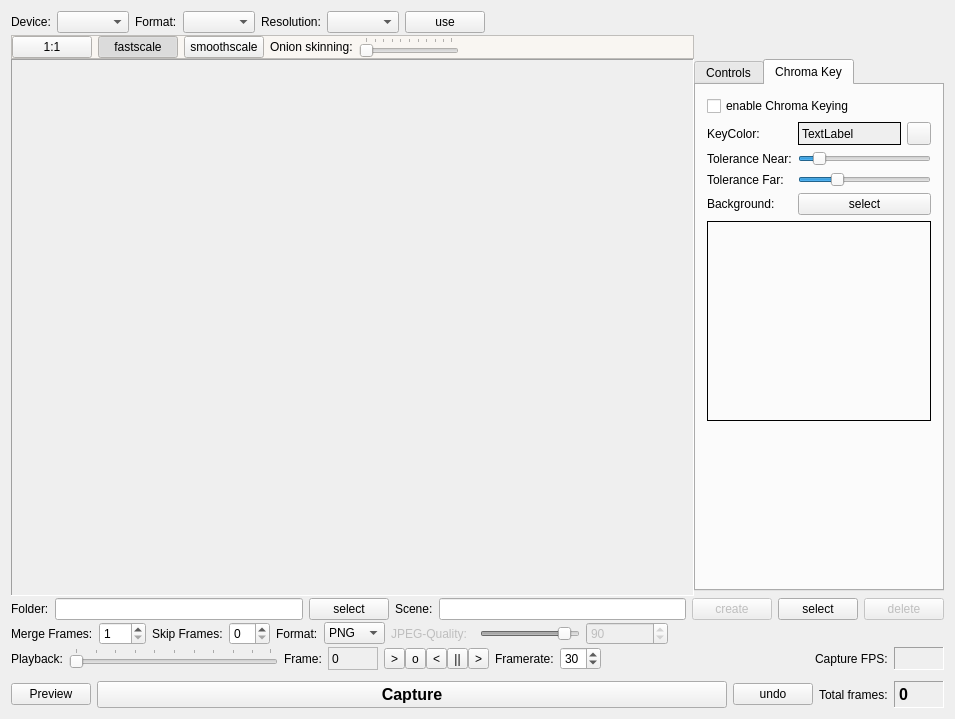
Above: video/StopMoCap/trunk/gui/stopmocap.ui from pfedick/openstopmotion before the change. Below: the same form after it.
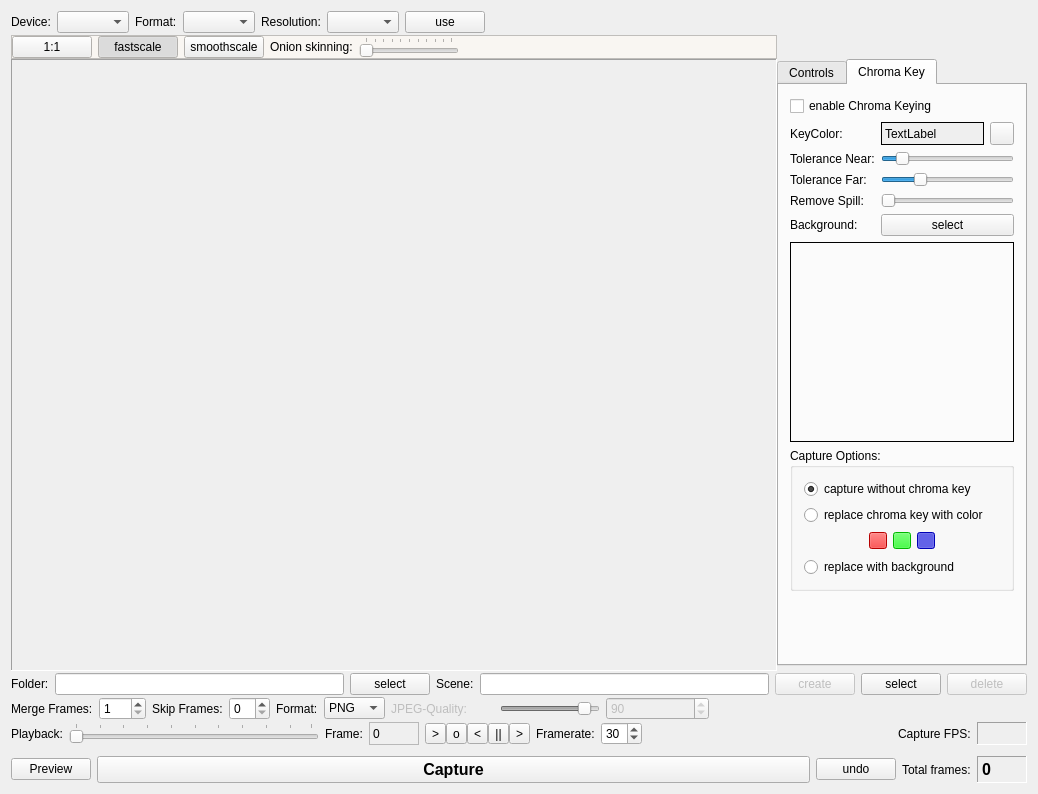
That is the form after the change. Icons and pictures are not drawn. Custom widgets are drawn as their Qt base class.

```diff
--- a/video/StopMoCap/trunk/gui/stopmocap.ui
+++ b/video/StopMoCap/trunk/gui/stopmocap.ui
@@ -6,8 +6,8 @@
    <rect>
     <x>0</x>
     <y>0</y>
-    <width>955</width>
-    <height>719</height>
+    <width>1038</width>
+    <height>794</height>
    </rect>
   </property>
   <property name="windowTitle">
@@ -226,15 +226,15 @@
                  </property>
                 </widget>
                </item>
-               <item row="3" column="0">
+               <item row="4" column="0">
                 <widget class="QLabel" name="label_19">
                  <property name="text">
                   <string>Background:</string>
                  </property>
                 </widget>
                </item>
-               <item row="3" column="1">
-                <widget class="QPushButton" name="pushButton">
+               <item row="4" column="1">
+                <widget class="QPushButton" name="chromaBackgroundSelect">
                  <property name="text">
                   <string>select</string>
                  </property>
@@ -273,6 +273,29 @@
                  </item>
                 </layout>
                </item>
+               <item row="3" column="0">
+                <widget class="QLabel" name="label_21">
+                 <property name="text">
+                  <string>Remove Spill:</string>
+                 </property>
+                </widget>
+               </item>
+               <item row="3" column="1">
+                <widget class="QSlider" name="spillSlider">
+                 <property name="minimum">
+                  <number>0</number>
+                 </property>
+                 <property name="maximum">
+                  <number>255</number>
+                 </property>
+                 <property name="value">
+                  <number>0</number>
+                 </property>
+                 <property name="orientation">
+                  <enum>Qt::Horizontal</enum>
+                 </property>
+                </widget>
+               </item>
               </layout>
              </item>
              <item>
@@ -291,6 +314,150 @@
                </property>
               </widget>
              </item>
+             <item>
+              <widget class="QGroupBox" name="groupBox">
+               <property name="title">
+                <string>Capture Options:</string>
+               </property>
+               <layout class="QVBoxLayout" name="verticalLayout_6">
+                <item>
+                 <widget class="QRadioButton" name="chromaCaptureOff">
+                  <property name="text">
+                   <string>capture without chroma key</string>
+                  </property>
+                  <property name="checked">
+                   <bool>true</bool>
+                  </property>
+                 </widget>
+                </item>
+                <item>
+                 <widget class="QRadioButton" name="chromaCaptureColor">
+                  <property name="text">
+                   <string>replace chroma key with color</string>
+                  </property>
+                 </widget>
+                </item>
+                <item>
+                 <layout class="QHBoxLayout" name="horizontalLayout_11">
+                  <property name="topMargin">
+                   <number>0</number>
+                  </property>
+                  <item>
+                   <spacer name="horizontalSpacer_5">
+                    <property name="orientation">
+                     <enum>Qt::Horizontal</enum>
+                    </property>
+                    <property name="sizeHint" stdset="0">
+                     <size>
+                      <width>40</width>
+                      <height>20</height>
+                     </size>
+                    </property>
+                   </spacer>
+                  </item>
+                  <item>
+                   <widget class="QToolButton" name="chromaCaptureRed">
+                    <property name="autoFillBackground">
+                     <bool>false</bool>
+                    </property>
+                    <property name="styleSheet">
+                     <string notr="true">background-color: rgb(255, 0, 0);</string>
+                    </property>
+                    <property name="text">
+                     <string/>
+                    </property>
+                    <property name="iconSize">
+                     <size>
+                      <width>10</width>
+                      <height>10</height>
+                     </size>
+                    </property>
+                    <property name="checkable">
+                     <bool>true</bool>
+                    </property>
+                    <property name="autoExclusive">
+                     <bool>false</bool>
+                    </property>
+                   </widget>
+                  </item>
+                  <item>
+                   <widget class="QToolButton" name="chromaCaptureGreen">
+                    <property name="autoFillBackground">
+                     <bool>false</bool>
+                    </property>
+                    <property name="styleSheet">
+                     <string notr="true">background-color: rgb(0, 255, 0);</string>
+                    </property>
+                    <property name="text">
+                     <string/>
+                    </property>
+                    <property name="iconSize">
+                     <size>
+                      <width>10</width>
+                      <height>10</height>
+                     </size>
+                    </property>
+                    <property name="checkable">
+                     <bool>true</bool>
+                    </property>
+                    <property name="autoExclusive">
+                     <bool>false</bool>
+                    </property>
+                   </widget>
+                  </item>
+                  <item>
+                   <widget class="QToolButton" name="chromaCaptureBlue">
+                    <property name="autoFillBackground">
+                     <bool>false</bool>
+                    </property>
+                    <property name="styleSheet">
+                     <string notr="true">background-color: rgb(0, 0, 255);</string>
+                    </property>
+                    <property name="text">
+                     <string/>
+                    </property>
+                    <property name="iconSize">
+                     <size>
+                      <width>10</width>
+                      <height>10</height>
+                     </size>
+                    </property>
+                    <property name="checkable">
+                     <bool>true</bool>
+                    </property>
+                    <property name="checked">
+                     <bool>true</bool>
+                    </property>
+                    <property name="autoExclusive">
+                     <bool>false</bool>
+                    </property>
+                   </widget>
+                  </item>
+                  <item>
+                   <spacer name="horizontalSpacer_6">
+                    <property name="orientation">
+                     <enum>Qt::Horizontal</enum>
+                    </property>
+                    <property name="sizeHint" stdset="0">
+                     <size>
+                      <width>40</width>
+                      <height>20</height>
+                     </size>
+                    </property>
+                   </spacer>
+                  </item>
+                 </layout>
+                </item>
+                <item>
+                 <widget class="QRadioButton" name="chromaCaptureBg">
+                  <property name="text">
+                   <string>replace with background</string>
+                  </property>
+                 </widget>
+                </item>
+               </layout>
+              </widget>
+             </item>
              <item>
               <spacer name="verticalSpacer_2">
                <property name="orientation">
```
Left out of the diff: 6 changed lines with no effect on the pictures.
